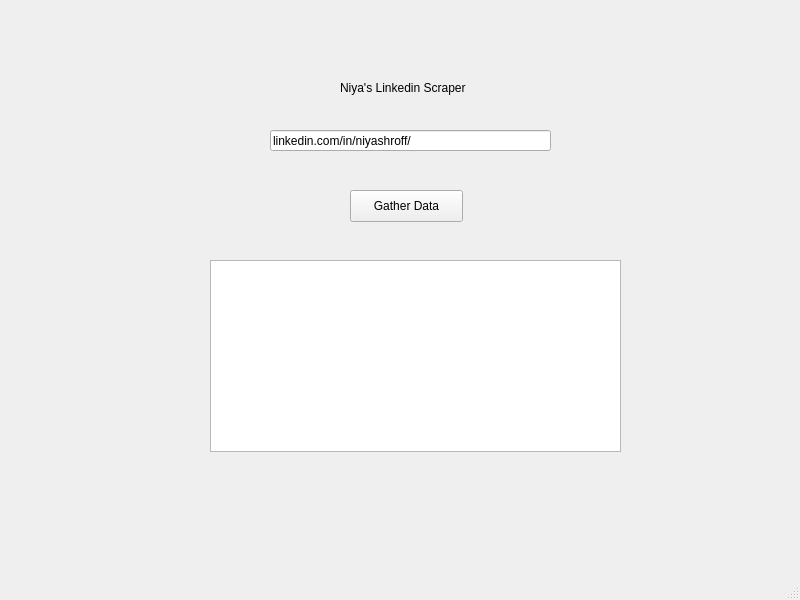
Qt form linkedinScraper.ui (niya-shroff/LinkedinScraper) before a commit.
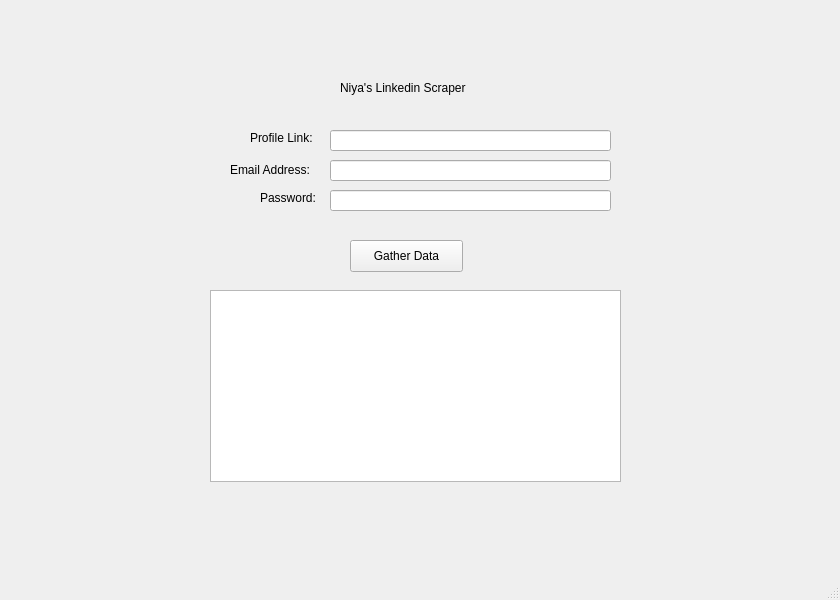
The same form after that commit.

```diff
--- a/linkedinScraper.ui
+++ b/linkedinScraper.ui
@@ -6,7 +6,7 @@
    <rect>
     <x>0</x>
     <y>0</y>
-    <width>800</width>
+    <width>840</width>
     <height>600</height>
    </rect>
   </property>
@@ -18,7 +18,7 @@
     <property name="geometry">
      <rect>
       <x>350</x>
-      <y>190</y>
+      <y>240</y>
       <width>113</width>
       <height>32</height>
      </rect>
@@ -43,21 +43,21 @@
    <widget class="QLineEdit" name="lineEdit">
     <property name="geometry">
      <rect>
-      <x>270</x>
+      <x>330</x>
       <y>130</y>
       <width>281</width>
       <height>21</height>
      </rect>
     </property>
     <property name="text">
-     <string>linkedin.com/in/niyashroff/</string>
+     <string/>
     </property>
    </widget>
    <widget class="QTextBrowser" name="textBrowser">
     <property name="geometry">
      <rect>
       <x>210</x>
-      <y>260</y>
+      <y>290</y>
       <width>411</width>
       <height>192</height>
      </rect>
@@ -70,6 +70,71 @@
 &lt;p align=&quot;center&quot; style=&quot;-qt-paragraph-type:empty; margin-top:0px; margin-bottom:0px; margin-left:0px; margin-right:0px; -qt-block-indent:0; text-indent:0px;&quot;&gt;&lt;br /&gt;&lt;/p&gt;&lt;/body&gt;&lt;/html&gt;</string>
     </property>
    </widget>
+   <widget class="QLabel" name="label_2">
+    <property name="geometry">
+     <rect>
+      <x>250</x>
+      <y>130</y>
+      <width>71</width>
+      <height>16</height>
+     </rect>
+    </property>
+    <property name="text">
+     <string>Profile Link:</string>
+    </property>
+   </widget>
+   <widget class="QLabel" name="label_3">
+    <property name="geometry">
+     <rect>
+      <x>230</x>
+      <y>160</y>
+      <width>91</width>
+      <height>20</height>
+     </rect>
+    </property>
+    <property name="text">
+     <string>Email Address:</string>
+    </property>
+   </widget>
+   <widget class="QLineEdit" name="lineEdit_2">
+    <property name="geometry">
+     <rect>
+      <x>330</x>
+      <y>160</y>
+      <width>281</width>
+      <height>21</height>
+     </rect>
+    </property>
+    <property name="text">
+     <string/>
+    </property>
+   </widget>
+   <widget class="QLabel" name="label_4">
+    <property name="geometry">
+     <rect>
+      <x>260</x>
+      <y>190</y>
+      <width>71</width>
+      <height>16</height>
+     </rect>
+    </property>
+    <property name="text">
+     <string>Password:</string>
+    </property>
+   </widget>
+   <widget class="QLineEdit" name="lineEdit_3">
+    <property name="geometry">
+     <rect>
+      <x>330</x>
+      <y>190</y>
+      <width>281</width>
+      <height>21</height>
+     </rect>
+    </property>
+    <property name="text">
+     <string/>
+    </property>
+   </widget>
   </widget>
   <widget class="QStatusBar" name="statusbar"/>
  </widget>
```
